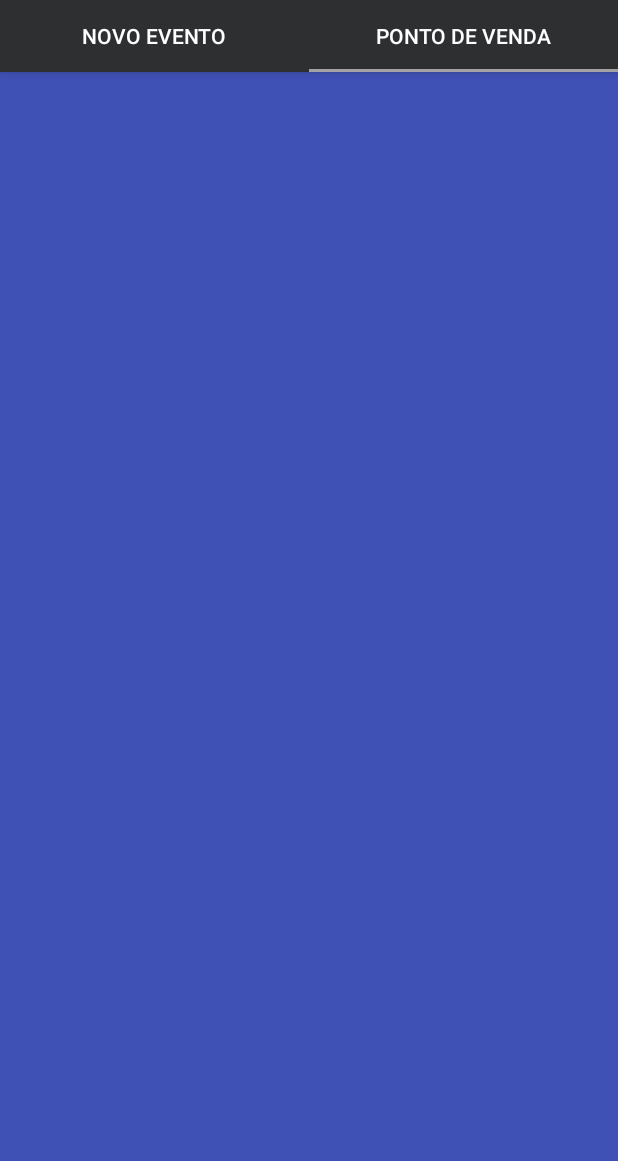
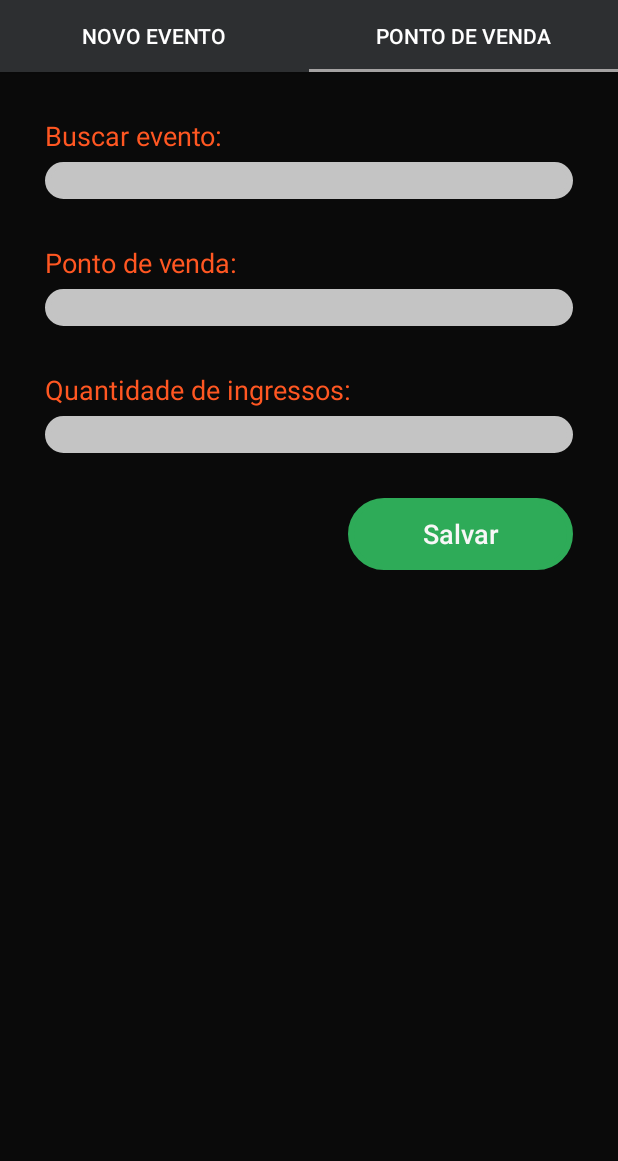
Before and after one commit to italo48/EventStarter, an Android app: the NewEventFragment screen opened directly, with no data from a screen before it, tab 2 chosen, on a phone screen of 412 x 824 dp, the part 75-1236 px from its top. Run offline under Robolectric (Android 15) with nearby library versions, the phone set to English and light mode, and no system bars.

Commit message:
alterações

```diff
--- a/EventStarterApp/app/src/main/res/layout/fragment_event_new.xml
+++ b/EventStarterApp/app/src/main/res/layout/fragment_event_new.xml
@@ -185,7 +185,7 @@
             </LinearLayout>
 
             <Button
-                android:id="@+id/buttonSalvar3"
+                android:id="@+id/buttonSalvarEvent"
                 android:layout_width="150dp"
                 android:layout_height="wrap_content"
                 android:layout_marginTop="50dp"
--- a/EventStarterApp/app/src/main/res/layout/fragment_point_of_sale.xml
+++ b/EventStarterApp/app/src/main/res/layout/fragment_point_of_sale.xml
@@ -1,8 +1,112 @@
 <?xml version="1.0" encoding="utf-8"?>
-<LinearLayout xmlns:android="http://schemas.android.com/apk/res/android"
+<androidx.constraintlayout.widget.ConstraintLayout xmlns:android="http://schemas.android.com/apk/res/android"
+    xmlns:app="http://schemas.android.com/apk/res-auto"
+    xmlns:tools="http://schemas.android.com/tools"
     android:layout_width="match_parent"
     android:layout_height="match_parent"
-    android:background="#3F51B5"
-    android:orientation="vertical">
+    android:background="#070707">
 
-</LinearLayout>
+    <ScrollView
+        android:layout_width="match_parent"
+        android:layout_height="match_parent"
+        android:background="#0A0A0A"
+        >
+
+        <LinearLayout
+            android:layout_width="match_parent"
+            android:layout_height="wrap_content"
+            android:orientation="vertical"
+            android:gravity="right"
+            >
+
+
+            <TextView
+                android:id="@+id/nomeBuscaEvento"
+                android:layout_width="match_parent"
+                android:layout_height="wrap_content"
+                android:layout_marginLeft="30dp"
+                android:layout_marginTop="30dp"
+                android:layout_marginRight="30dp"
+                android:layout_marginBottom="5dp"
+                android:text="Buscar evento:"
+                android:textColor="@color/colorText"
+                android:textSize="18sp" />
+
+            <EditText
+                android:id="@+id/inputBuscarEvent"
+                android:layout_width="match_parent"
+                android:layout_height="wrap_content"
+                android:layout_marginLeft="30dp"
+                android:layout_marginRight="30dp"
+                android:background="@drawable/ic_border_cicle"
+                android:ems="10"
+                android:inputType="textPersonName"
+                android:textColor="@color/colorText" />
+
+            <TextView
+                android:id="@+id/informePontoDeVenda"
+                android:layout_width="match_parent"
+                android:layout_height="wrap_content"
+                android:layout_marginLeft="30dp"
+                android:layout_marginTop="30dp"
+                android:layout_marginRight="30dp"
+                android:layout_marginBottom="5dp"
+                android:text="Ponto de venda:"
+                android:textColor="@color/colorText"
+                android:textSize="18sp" />
+
+            <EditText
+                android:id="@+id/inputPontoDeVenda"
+                android:layout_width="match_parent"
+                android:layout_height="wrap_content"
+                android:layout_marginLeft="30dp"
+                android:layout_marginRight="30dp"
+                android:background="@drawable/ic_border_cicle"
+                android:ems="10"
+                android:inputType="textPersonName"
+                android:textColor="@color/colorText" />
+
+            <TextView
+                android:id="@+id/informeQtdDeIngressos"
+                android:layout_width="match_parent"
+                android:layout_height="wrap_content"
+                android:layout_marginLeft="30dp"
+                android:layout_marginTop="30dp"
+                android:layout_marginRight="30dp"
+                android:layout_marginBottom="5dp"
+                android:text="Quantidade de ingressos:"
+                android:textColor="@color/colorText"
+                android:textSize="18sp" />
+
+            <EditText
+                android:id="@+id/inputQtdDeIngressos"
+                android:layout_width="match_parent"
+                android:layout_height="wrap_content"
+                android:layout_marginLeft="30dp"
+                android:layout_marginRight="30dp"
+                android:background="@drawable/ic_border_cicle"
+                android:ems="10"
+                android:inputType="textPersonName"
+                android:textColor="@color/colorText" />
+
+            <Button
+                android:id="@+id/buttonSalvarPontoVenda"
+                android:layout_width="150dp"
+                android:layout_height="wrap_content"
+                android:layout_marginTop="30dp"
+                android:layout_marginBottom="10dp"
+                android:layout_weight="0"
+                android:background="@drawable/ic_button_save"
+                android:text="Salvar"
+                android:textAllCaps="false"
+                android:textColor="#F8F7F7"
+                android:textSize="18sp"
+                android:layout_marginRight="30dp"/>
+
+            <androidx.recyclerview.widget.RecyclerView
+                android:layout_width="match_parent"
+                android:layout_height="match_parent" />
+
+        </LinearLayout>
+    </ScrollView>
+</androidx.constraintlayout.widget.ConstraintLayout>
```
